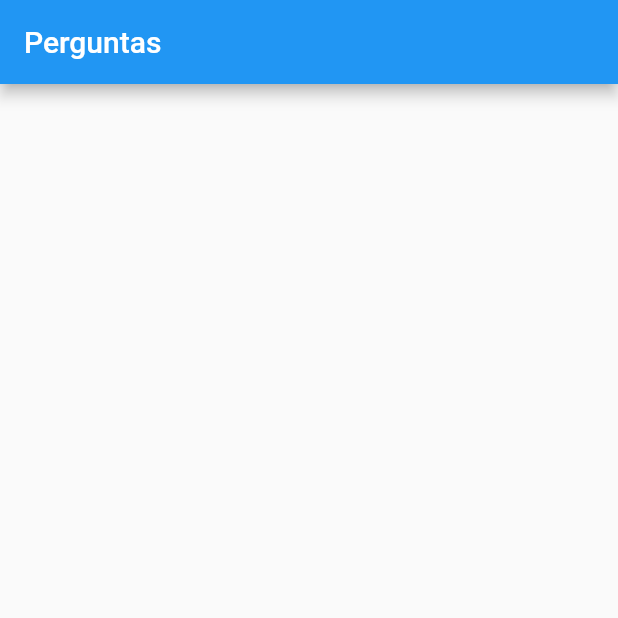
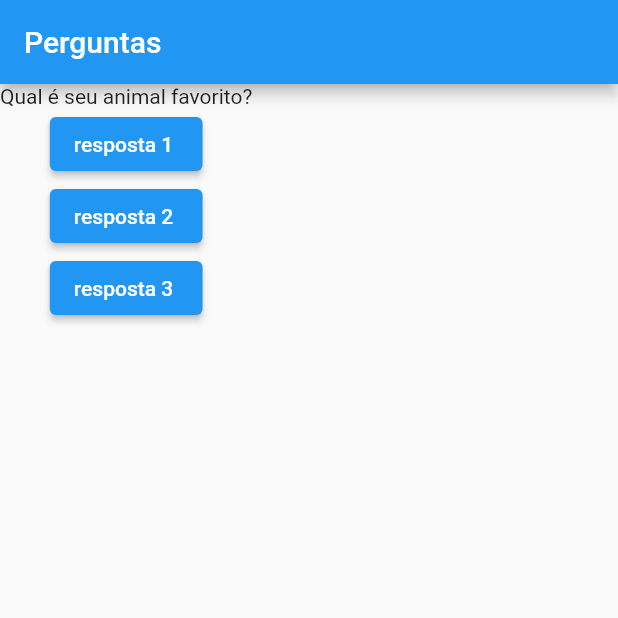
Before and after one commit to abinoamenezes/flutter-udemy, a Flutter app: the screen it shows after launch, on a phone screen of 412 x 824 dp, the top half of it. Run offline on Flutter 3.47's test engine with Material 2 defaults, Android fonts, the phone set to English and light mode, and no system bars.

Commit message:
Update main.dart

```diff
--- a/projeto_perguntas/lib/main.dart
+++ b/projeto_perguntas/lib/main.dart
@@ -1,17 +1,54 @@
+// ignore_for_file: prefer_const_constructors, sort_child_properties_last, avoid_print
+
 import 'package:flutter/material.dart';
 
 main() {
   runApp(PerguntaApp());
 }
 
-class PerguntaApp extends StatelessWidget {
+class PerguntaAppState extends State<PerguntaApp> {
+  var perguntaSelecionada = 0;
+
+  @override
+  void setState(VoidCallback fn) {
+    perguntaSelecionada++;
+  }
+
+  void responder() {
+    print(perguntaSelecionada);
+  }
+
   @override
   Widget build(BuildContext context) {
+    final perguntas = ['Qual é seu animal favorito?', 'Qual sua cor favorita?'];
     return MaterialApp(
         home: Scaffold(
             appBar: AppBar(
               title: Text('Perguntas'),
             ),
-            body: Column()));
+            body: Column(
+              children: [
+                Text(perguntas[perguntaSelecionada]),
+                ElevatedButton(
+                  child: Text('resposta 1 '),
+                  onPressed: responder,
+                ),
+                ElevatedButton(
+                  child: Text('resposta 2 '),
+                  onPressed: responder,
+                ),
+                ElevatedButton(
+                  child: Text('resposta 3 '),
+                  onPressed: responder,
+                )
+              ],
+            )));
   }
 }
+
+class PerguntaApp extends StatefulWidget {
+  @override
+  PerguntaAppState createState() {
+    return PerguntaAppState();
+  }
+}
```
